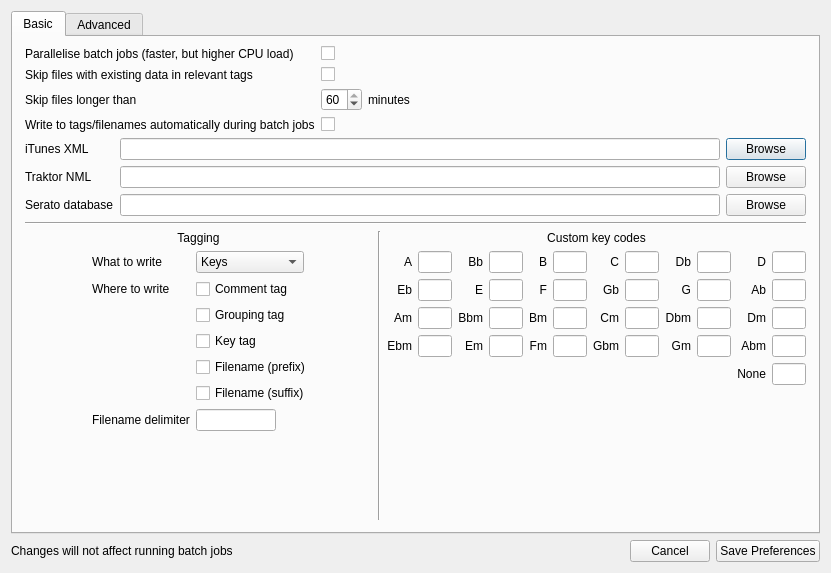
Before: the Qt Designer form prefsdialog.ui in ibsh/is_KeyFinder, drawn with Qt 5.
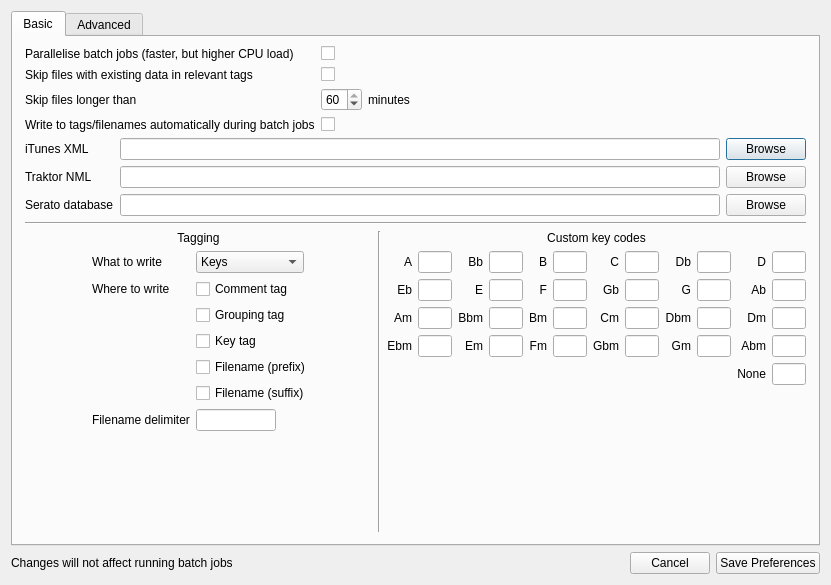
After: the same form once the commit is applied.

Commit message: Increase key code field length

Patch:
```diff
--- a/prefsdialog.ui
+++ b/prefsdialog.ui
@@ -10,7 +10,7 @@
     <x>0</x>
     <y>0</y>
     <width>831</width>
-    <height>573</height>
+    <height>585</height>
    </rect>
   </property>
   <property name="windowTitle">
```
Left out of the diff: 50 changed lines with no effect on the pictures. The commit also changes 1 other file.
